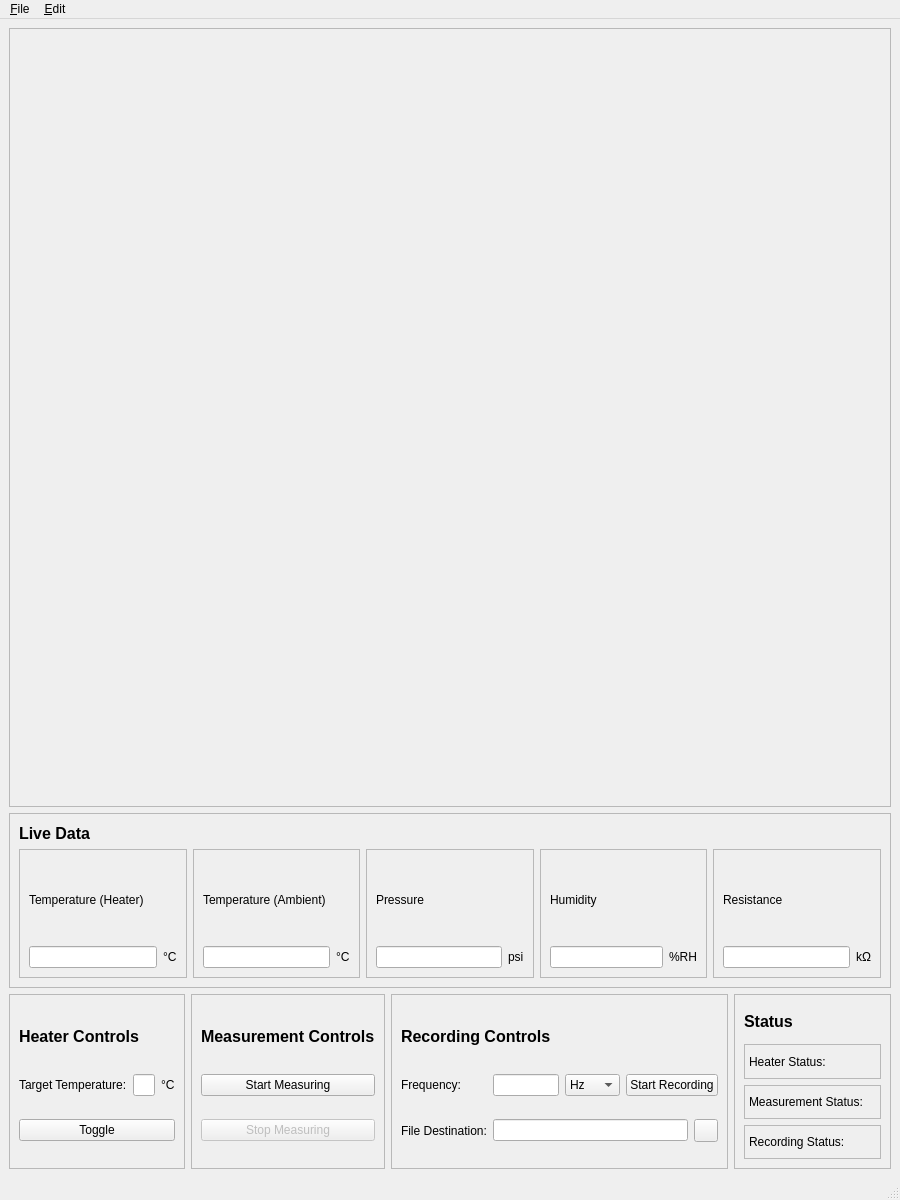
First picture: the form in ui/main_gui.ui, repository CydiaBoss/gas-chamber-ctrl, before the edit.
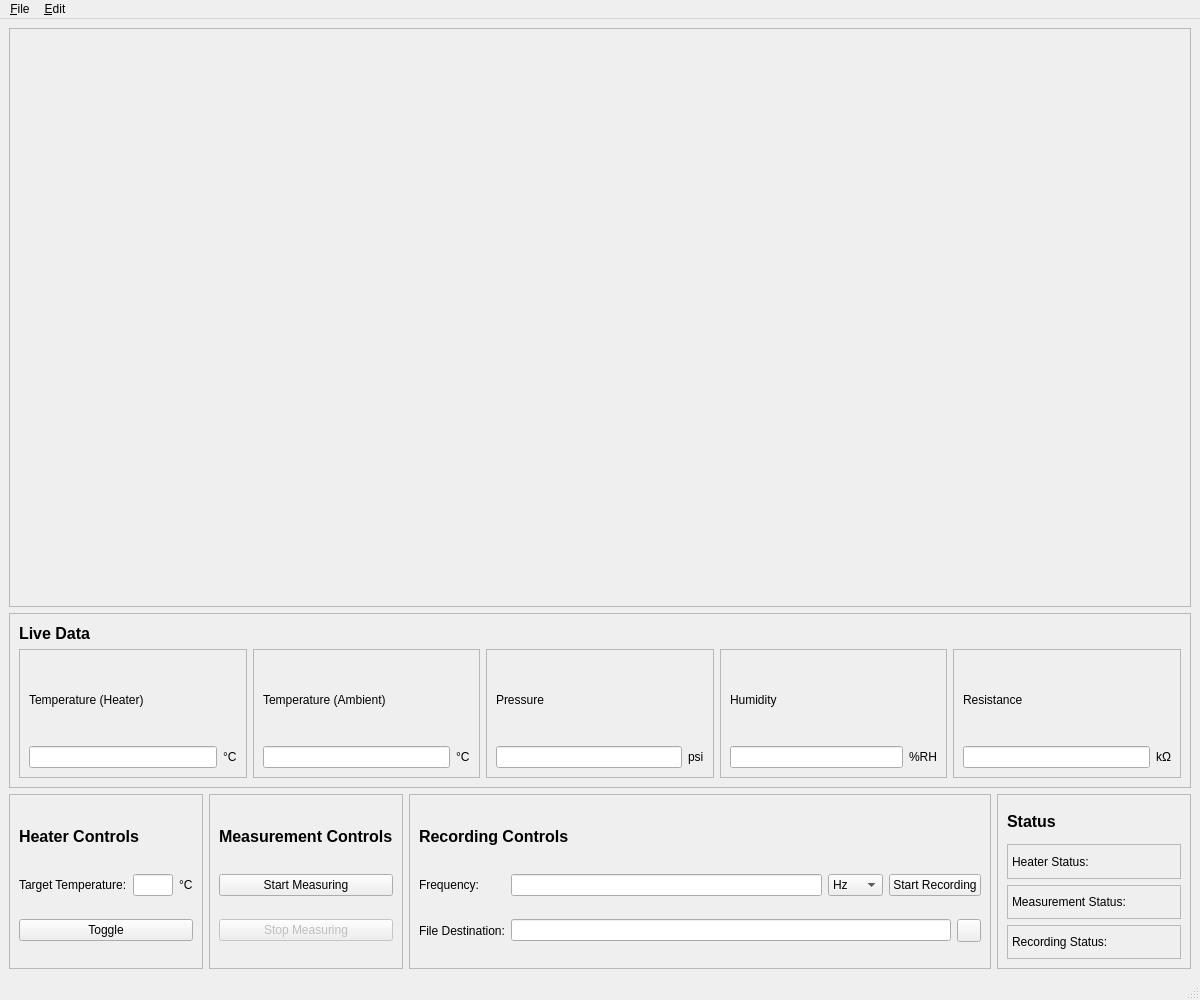
Second picture: the form after the edit. Icons and pictures are not drawn. Custom widgets are drawn as their Qt base class.

Diff of the .ui file:
```diff
--- a/ui/main_gui.ui
+++ b/ui/main_gui.ui
@@ -6,10 +6,16 @@
    <rect>
     <x>0</x>
     <y>0</y>
-    <width>900</width>
-    <height>1200</height>
+    <width>1200</width>
+    <height>1000</height>
    </rect>
   </property>
+  <property name="minimumSize">
+   <size>
+    <width>1200</width>
+    <height>1000</height>
+   </size>
+  </property>
   <property name="windowTitle">
    <string>Gas Chamber Controller</string>
   </property>
@@ -629,7 +635,7 @@
     <rect>
      <x>0</x>
      <y>0</y>
-     <width>900</width>
+     <width>1200</width>
      <height>22</height>
     </rect>
    </property>
```
Left out of the diff: 25 changed lines with no effect on the pictures.
